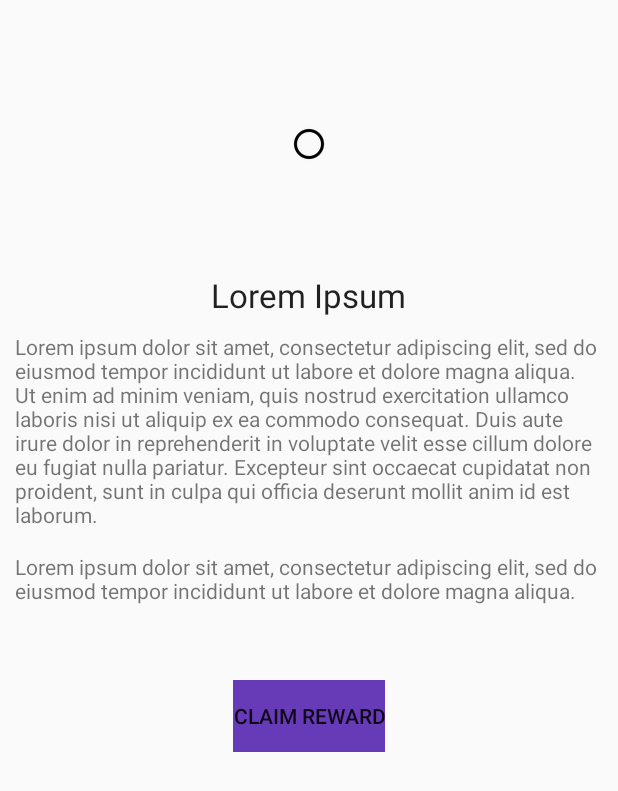
After one commit to Seholm/BGreen, an Android app: the DetailedAchievementActivity screen opened directly, with no data from a screen before it, on a phone screen of 412 x 824 dp. The commit adds this screen. Shown: the top 791 px of the screen. Run offline under Robolectric (Android 15) with nearby library versions, the phone set to English and light mode, and no system bars.

Commit message:
achievments osv

```diff
--- a/BGreen/app/src/main/AndroidManifest.xml
+++ b/BGreen/app/src/main/AndroidManifest.xml
@@ -5,8 +5,7 @@
     <uses-permission android:name="android.permission.ACCESS_NETWORK_STATE" />
     <uses-permission android:name="android.permission.ACCESS_WIFI_STATE" />
     <uses-permission android:name="android.permission.CHANGE_WIFI_STATE" />
-    <uses-permission android:name="android.permission.RECEIVE_BOOT_COMPLETED"/>
-
+    <uses-permission android:name="android.permission.RECEIVE_BOOT_COMPLETED" />
     <uses-permission android:name="android.permission.INTERNET" />
     <uses-permission android:name="android.permission.GET_ACCOUNTS" />
     <uses-permission android:name="android.permission.USE_CREDENTIALS" />
@@ -30,7 +29,7 @@
             </intent-filter>
         </activity>
 
-        <receiver android:name=".MinuteReciever">
+        <receiver android:name=".MinuteReciever" >
             <intent-filter>
                 <action android:name="android.intent.action.BOOT_COMPLETED" />
             </intent-filter>
@@ -46,6 +45,10 @@
             android:name=".TabActivity"
             android:label="@string/title_activity_tab" >
         </activity>
+        <activity
+            android:name=".DetailedAchievementActivity"
+            android:label="@string/title_activity_detailed_achievement" >
+        </activity>
     </application>
 
 </manifest>
--- /dev/null
+++ b/BGreen/app/src/main/java/com/bgreen/filips/bgreen/DetailedAchievementActivity.java
@@ -0,0 +1,37 @@
+package com.bgreen.filips.bgreen;
+
+import android.support.v7.app.AppCompatActivity;
+import android.os.Bundle;
+import android.view.Menu;
+import android.view.MenuItem;
+
+public class DetailedAchievementActivity extends AppCompatActivity {
+
+    @Override
+    protected void onCreate(Bundle savedInstanceState) {
+        super.onCreate(savedInstanceState);
+        setContentView(R.layout.activity_detailed_achievement);
+    }
+
+    @Override
+    public boolean onCreateOptionsMenu(Menu menu) {
+        // Inflate the menu; this adds items to the action bar if it is present.
+        getMenuInflater().inflate(R.menu.menu_detailed_achievement, menu);
+        return true;
+    }
+
+    @Override
+    public boolean onOptionsItemSelected(MenuItem item) {
+        // Handle action bar item clicks here. The action bar will
+        // automatically handle clicks on the Home/Up button, so long
+        // as you specify a parent activity in AndroidManifest.xml.
+        int id = item.getItemId();
+
+        //noinspection SimplifiableIfStatement
+        if (id == R.id.action_settings) {
+            return true;
+        }
+
+        return super.onOptionsItemSelected(item);
+    }
+}
--- /dev/null
+++ b/BGreen/app/src/main/res/layout/activity_detailed_achievement.xml
@@ -0,0 +1,57 @@
+<ScrollView xmlns:android="http://schemas.android.com/apk/res/android"
+    xmlns:tools="http://schemas.android.com/tools"
+    android:layout_width="fill_parent"
+    android:layout_height="wrap_content"
+    android:orientation="vertical"
+    android:padding="10dp"
+    tools:context="com.bgreen.filips.bgreen.DetailedAchievementActivity">
+
+
+    <LinearLayout
+        android:orientation="vertical"
+        android:layout_width="match_parent"
+        android:layout_height="wrap_content">
+
+        <ImageView
+            android:layout_width="wrap_content"
+            android:layout_height="wrap_content"
+            android:layout_gravity="center_horizontal"
+            android:id="@+id/imageView"
+            android:layout_marginTop="70dp"
+            android:layout_marginBottom="70dp"
+            android:src="@drawable/abc_btn_radio_to_on_mtrl_000" />
+
+        <TextView
+            android:layout_width="wrap_content"
+            android:layout_height="match_parent"
+            android:textAppearance="?android:attr/textAppearanceLarge"
+            android:layout_gravity="center_horizontal"
+            android:text="Lorem Ipsum"
+            android:layout_marginBottom="10dp"
+            android:id="@+id/textView" />
+
+        <TextView
+            android:layout_width="wrap_content"
+            android:layout_height="wrap_content"
+            android:text="Lorem ipsum dolor sit amet, consectetur adipiscing elit, sed do eiusmod tempor incididunt ut labore et dolore magna aliqua. Ut enim ad minim veniam, quis nostrud exercitation ullamco laboris nisi ut aliquip ex ea commodo consequat. Duis aute irure dolor in reprehenderit in voluptate velit esse cillum dolore eu fugiat nulla pariatur. Excepteur sint occaecat cupidatat non proident, sunt in culpa qui officia deserunt mollit anim id est laborum."
+            android:id="@+id/textView2" />
+
+        <TextView
+            android:layout_width="wrap_content"
+            android:layout_height="wrap_content"
+            android:layout_marginTop="15dp"
+            android:text="Lorem ipsum dolor sit amet, consectetur adipiscing elit, sed do eiusmod tempor incididunt ut labore et dolore magna aliqua."
+            android:id="@+id/textView3" />
+
+        <Button
+            android:layout_width="wrap_content"
+            android:layout_height="wrap_content"
+            android:layout_gravity="center_horizontal"
+            android:layout_margin="50dp"
+            android:text="Claim reward"
+            android:background="@color/primary"
+            android:id="@+id/button"
+            style="?android:attr/borderlessButtonStyle" >
+        </Button>
+    </LinearLayout>
+</ScrollView>
--- /dev/null
+++ b/BGreen/app/src/main/res/menu/menu_detailed_achievement.xml
@@ -0,0 +1,7 @@
+<menu xmlns:android="http://schemas.android.com/apk/res/android"
+    xmlns:app="http://schemas.android.com/apk/res-auto"
+    xmlns:tools="http://schemas.android.com/tools"
+    tools:context="com.bgreen.filips.bgreen.DetailedAchievementActivity">
+    <item android:id="@+id/action_settings" android:title="@string/action_settings"
+        android:orderInCategory="100" app:showAsAction="never" />
+</menu>
--- a/BGreen/app/src/main/res/values/strings.xml
+++ b/BGreen/app/src/main/res/values/strings.xml
@@ -11,5 +11,6 @@
 
     <string name="textView_profileFragment_distance_ranking">#22   Distance: 1056m</string>
     <string name="textView_profileFragment_name">PROFILE</string>
+    <string name="title_activity_detailed_achievement">DetailedAchievementActivity</string>
 
 </resources>
```
Also changed, not shown: 1 other file.
